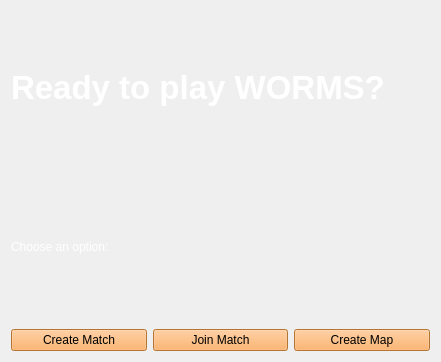
First picture: the form in Client/src/Launcher/Forms/launcher.ui, repository Rpetey317/taller1-worms, before the edit.
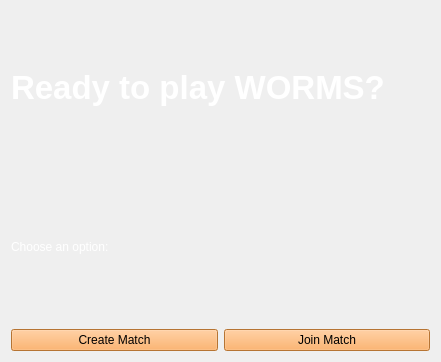
Second picture: the form after the edit.

Commit message: deleting create map option in qt launcher

Diff of the .ui file:
```diff
--- a/Client/src/Launcher/Forms/launcher.ui
+++ b/Client/src/Launcher/Forms/launcher.ui
@@ -365,158 +365,6 @@
        </property>
       </widget>
      </item>
-     <item>
-      <widget class="QPushButton" name="pushButton">
-       <property name="palette">
-        <palette>
-         <active>
-          <colorrole role="Button">
-           <brush brushstyle="SolidPattern">
-            <color alpha="255">
-             <red>255</red>
-             <green>163</green>
-             <blue>72</blue>
-            </color>
-           </brush>
-          </colorrole>
-          <colorrole role="Base">
-           <brush brushstyle="SolidPattern">
-            <color alpha="255">
-             <red>255</red>
-             <green>163</green>
-             <blue>72</blue>
-            </color>
-           </brush>
-          </colorrole>
-          <colorrole role="Window">
-           <brush brushstyle="SolidPattern">
-            <color alpha="255">
-             <red>255</red>
-             <green>163</green>
-             <blue>72</blue>
-            </color>
-           </brush>
-          </colorrole>
-          <colorrole role="Highlight">
-           <brush brushstyle="SolidPattern">
-            <color alpha="255">
-             <red>53</red>
-             <green>132</green>
-             <blue>228</blue>
-            </color>
-           </brush>
-          </colorrole>
-          <colorrole role="Link">
-           <brush brushstyle="SolidPattern">
-            <color alpha="255">
-             <red>224</red>
-             <green>27</green>
-             <blue>36</blue>
-            </color>
-           </brush>
-          </colorrole>
-         </active>
-         <inactive>
-          <colorrole role="Button">
-           <brush brushstyle="SolidPattern">
-            <color alpha="255">
-             <red>255</red>
-             <green>163</green>
-             <blue>72</blue>
-            </color>
-           </brush>
-          </colorrole>
-          <colorrole role="Base">
-           <brush brushstyle="SolidPattern">
-            <color alpha="255">
-             <red>255</red>
-             <green>163</green>
-             <blue>72</blue>
-            </color>
-           </brush>
-          </colorrole>
-          <colorrole role="Window">
-           <brush brushstyle="SolidPattern">
-            <color alpha="255">
-             <red>255</red>
-             <green>163</green>
-             <blue>72</blue>
-            </color>
-           </brush>
-          </colorrole>
-          <colorrole role="Highlight">
-           <brush brushstyle="SolidPattern">
-            <color alpha="255">
-             <red>53</red>
-             <green>132</green>
-             <blue>228</blue>
-            </color>
-           </brush>
-          </colorrole>
-          <colorrole role="Link">
-           <brush brushstyle="SolidPattern">
-            <color alpha="255">
-             <red>224</red>
-             <green>27</green>
-             <blue>36</blue>
-            </color>
-           </brush>
-          </colorrole>
-         </inactive>
-         <disabled>
-          <colorrole role="Button">
-           <brush brushstyle="SolidPattern">
-            <color alpha="255">
-             <red>255</red>
-             <green>163</green>
-             <blue>72</blue>
-            </color>
-           </brush>
-          </colorrole>
-          <colorrole role="Base">
-           <brush brushstyle="SolidPattern">
-            <color alpha="255">
-             <red>255</red>
-             <green>163</green>
-             <blue>72</blue>
-            </color>
-           </brush>
-          </colorrole>
-          <colorrole role="Window">
-           <brush brushstyle="SolidPattern">
-            <color alpha="255">
-             <red>255</red>
-             <green>163</green>
-             <blue>72</blue>
-            </color>
-           </brush>
-          </colorrole>
-          <colorrole role="Highlight">
-           <brush brushstyle="SolidPattern">
-            <color alpha="255">
-             <red>145</red>
-             <green>145</green>
-             <blue>145</blue>
-            </color>
-           </brush>
-          </colorrole>
-          <colorrole role="Link">
-           <brush brushstyle="SolidPattern">
-            <color alpha="255">
-             <red>224</red>
-             <green>27</green>
-             <blue>36</blue>
-            </color>
-           </brush>
-          </colorrole>
-         </disabled>
-        </palette>
-       </property>
-       <property name="text">
-        <string>Create Map</string>
-       </property>
-      </widget>
-     </item>
     </layout>
    </item>
   </layout>
```
The commit also changes 8 other files.
